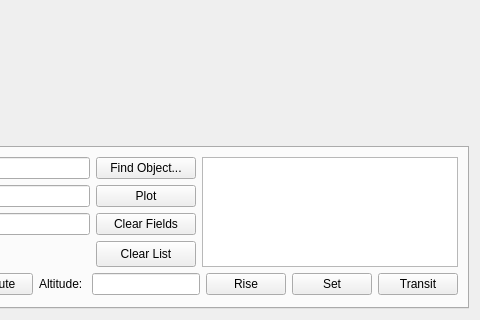
The window that kstars/tools/altvstime.ui (KDE/kstars) describes before a commit, drawn with Qt 5; both pictures show x 204 to 684 and y 279 to 599 of the 684 by 599 pixel window.
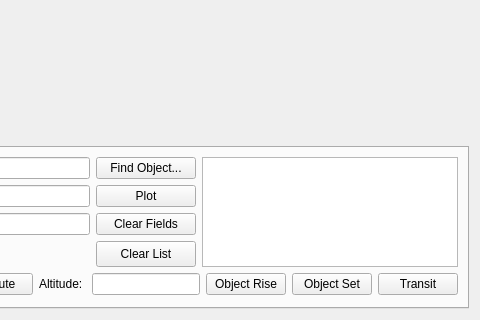
The same window after the commit. Custom widgets are drawn as their Qt base class.

Commit message: Specify object rise/set to distinguish it from regular set which can lead to translation issues

```diff
--- a/kstars/tools/altvstime.ui
+++ b/kstars/tools/altvstime.ui
@@ -6,7 +6,7 @@
    <rect>
     <x>0</x>
     <y>0</y>
-    <width>508</width>
+    <width>678</width>
     <height>599</height>
    </rect>
   </property>
@@ -335,14 +335,14 @@
             <bool>false</bool>
            </property>
            <property name="text">
-            <string>Rise</string>
+            <string>Object Rise</string>
            </property>
           </widget>
          </item>
          <item>
           <widget class="QPushButton" name="setButton">
            <property name="text">
-            <string>Set</string>
+            <string>Object Set</string>
            </property>
           </widget>
          </item>
```
